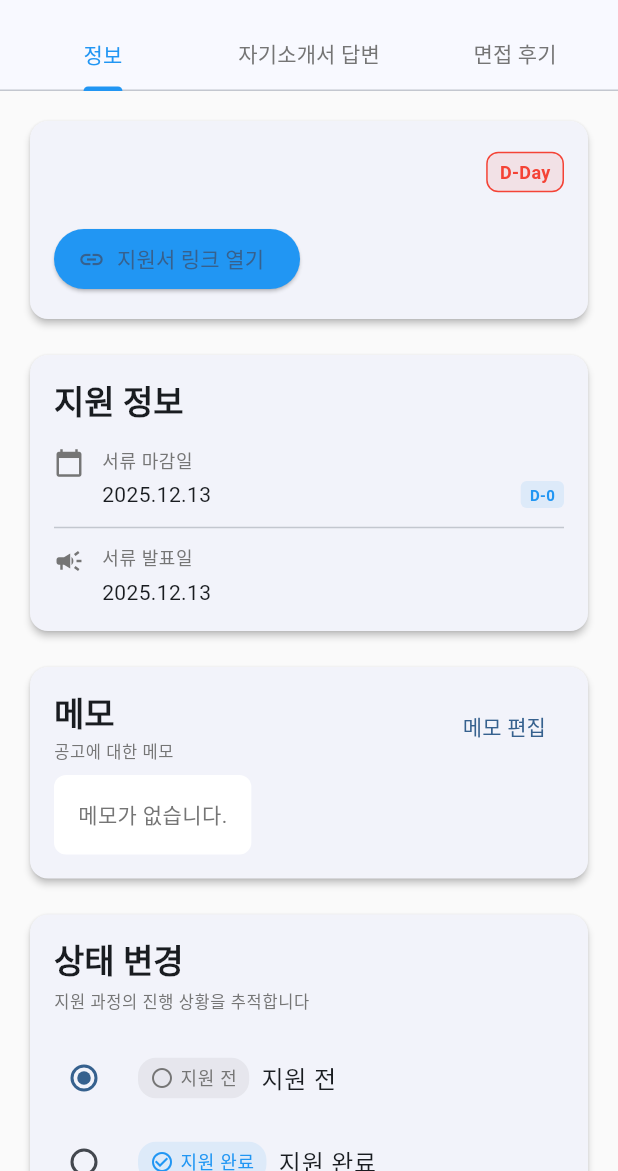
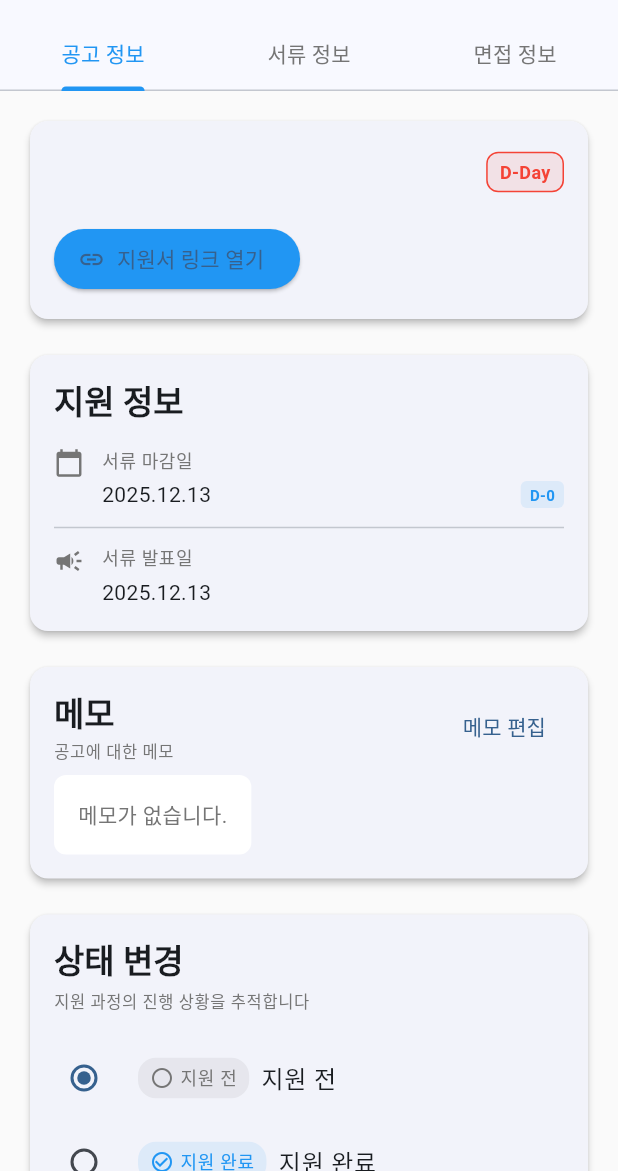
Before and after one commit to rbtc2/Jiwonham, a Flutter app: the ApplicationDetailScreen screen opened directly with empty values, on a phone screen of 412 x 824 dp, the part 65-1236 px from its top. Run offline on Flutter 3.47's test engine with Material 3 defaults, Android fonts, the light colour scheme and no system bars; our stand-ins replace shared_preferences; accounts and stored records are empty; Roboto replaces fonts that are missing (Pretendard).

Commit message:
탭이름변경

```diff
--- a/lib/screens/application_detail/application_detail_screen.dart
+++ b/lib/screens/application_detail/application_detail_screen.dart
@@ -152,9 +152,9 @@ class _ApplicationDetailScreenState extends State<ApplicationDetailScreen>
           bottom: TabBar(
             controller: _tabController,
             tabs: const [
-              Tab(text: '정보'),
-              Tab(text: AppStrings.coverLetterAnswers),
-              Tab(text: AppStrings.interviewReview),
+              Tab(text: '공고 정보'),
+              Tab(text: '서류 정보'),
+              Tab(text: '면접 정보'),
             ],
             labelColor: AppColors.primary,
             unselectedLabelColor: AppColors.textSecondary,
```
Also changed, not shown: lib/main.dart (+21 -4 lines).
